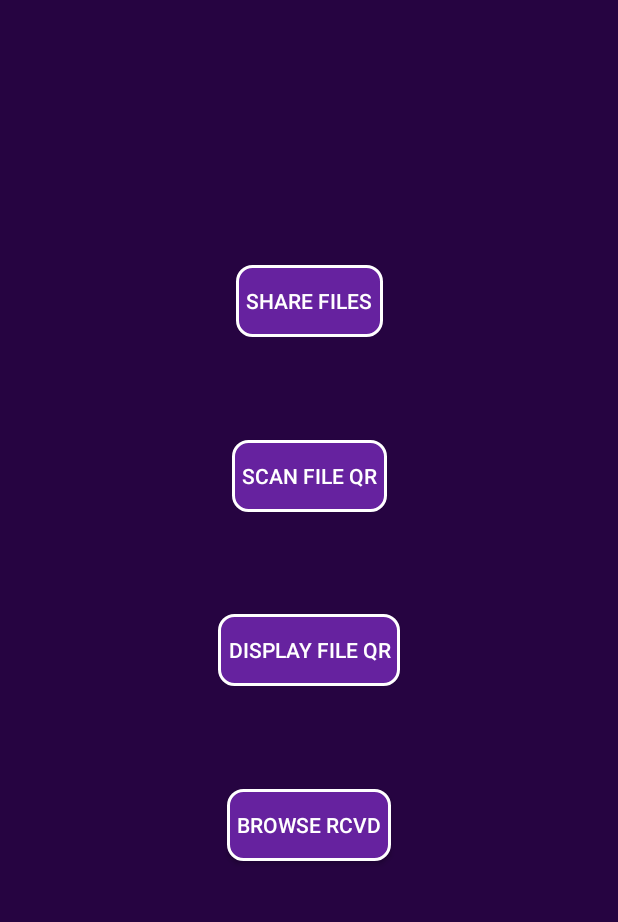
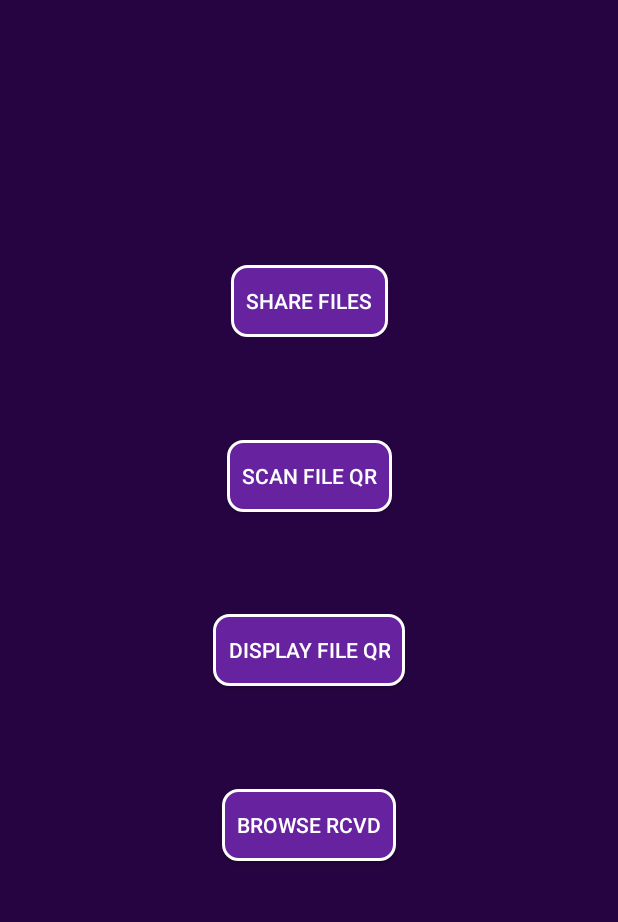
Before and after one commit to named-data-mobile/ndn-photo-app, an Android app: the layout activity_files.xml on its own in the app's theme, with its tools: preview values and no code run, on a phone screen of 412 x 824 dp, the part 84-1006 px from its top. Run offline under Robolectric (Android 15) with nearby library versions, the phone set to English and light mode, and no system bars.

Commit message:
hardcoded string replaced by strings.xml resources

```diff
--- a/app/src/main/res/layout/activity_files.xml
+++ b/app/src/main/res/layout/activity_files.xml
@@ -1,6 +1,5 @@
 <?xml version="1.0" encoding="utf-8"?>
 <android.support.constraint.ConstraintLayout xmlns:android="http://schemas.android.com/apk/res/android"
-    xmlns:tools="http://schemas.android.com/tools"
     android:layout_width="match_parent"
     android:layout_height="match_parent"
     android:background="@color/colorPrimaryDark"
@@ -17,8 +16,9 @@
         android:layout_height="wrap_content"
         android:background="@drawable/rounded_button"
         android:onClick="select_files"
-        android:text="  Share Files  "
+        android:text="@string/share_files"
         android:textColor="#FFFFFF"
+        android:padding="10dp"
         app:layout_constraintTop_toTopOf="parent"
         app:layout_constraintBottom_toBottomOf="parent"
         app:layout_constraintLeft_toLeftOf="parent"
@@ -32,8 +32,9 @@
         android:layout_height="wrap_content"
         android:background="@drawable/rounded_button"
         android:onClick="scanFileQR"
-        android:text="  Scan File QR  "
+        android:text="@string/scan_file_qr"
         android:textColor="#FFFFFF"
+        android:padding="10dp"
         app:layout_constraintTop_toTopOf="parent"
         app:layout_constraintBottom_toBottomOf="parent"
         app:layout_constraintLeft_toLeftOf="parent"
@@ -47,8 +48,9 @@
         android:layout_height="wrap_content"
         android:background="@drawable/rounded_button"
         android:onClick="lookup_file_QR"
-        android:text="  Display File QR  "
+        android:text="@string/display_file_qr"
         android:textColor="#FFFFFF"
+        android:padding="10dp"
         app:layout_constraintTop_toTopOf="parent"
         app:layout_constraintBottom_toBottomOf="parent"
         app:layout_constraintLeft_toLeftOf="parent"
@@ -62,8 +64,9 @@
         android:layout_height="wrap_content"
         android:background="@drawable/rounded_button"
         android:onClick="browseRcvdFiles"
-        android:text="  Browse Rcvd  "
+        android:text="@string/browse_rcvd"
         android:textColor="#FFFFFF"
+        android:padding="10dp"
         app:layout_constraintTop_toTopOf="parent"
         app:layout_constraintBottom_toBottomOf="parent"
         app:layout_constraintLeft_toLeftOf="parent"
--- a/app/src/main/res/layout/activity_qr_exchange.xml
+++ b/app/src/main/res/layout/activity_qr_exchange.xml
@@ -30,7 +30,7 @@
         android:layout_marginStart="158dp"
         android:layout_marginTop="227dp"
         android:onClick="setupQR"
-        android:text="QR Me"
+        android:text="@string/qr_me"
         app:layout_anchorGravity="center_vertical|center_horizontal"
         app:layout_constraintBottom_toBottomOf="parent"
         app:layout_constraintEnd_toEndOf="parent"
--- a/app/src/main/res/layout/activity_select_recipients.xml
+++ b/app/src/main/res/layout/activity_select_recipients.xml
@@ -24,7 +24,7 @@
         android:layout_width="100dp"
         android:layout_height="50dp"
         android:elevation="2dp"
-        android:text="Send"
+        android:text="@string/send"
         android:textColor="@color/jetBlack"
         android:textSize="20sp"
         android:background="@color/colorAccent"
--- a/app/src/main/res/layout/activity_settings.xml
+++ b/app/src/main/res/layout/activity_settings.xml
@@ -20,7 +20,8 @@
         android:layout_marginStart="10dp"
         android:background="@drawable/rounded_button"
         android:onClick="changePhoto"
-        android:text="  Change Photo  "
+        android:text="@string/change_photo"
+        android:padding="10dp"
         android:textColor="@color/white"
         app:layout_constraintStart_toStartOf="parent"
         app:layout_constraintEnd_toEndOf="parent"
--- a/app/src/main/res/values/strings.xml
+++ b/app/src/main/res/values/strings.xml
@@ -17,4 +17,33 @@
     <string name="files">Files</string>
     <string name="friends_title">Friends</string>
 
+    <!--add friend activity-->
+    <string name="display_qr">Display QR</string>
+    <string name="scan_qr">Scan QR</string>
+    <string name="view_friends">View Friends</string>
+
+    <!--file activity-->
+    <string name="share_files">Share Files</string>
+    <string name="scan_file_qr">Scan File QR</string>
+    <string name="display_file_qr">Display File QR</string>
+    <string name="browse_rcvd">Browse RCVD</string>
+
+    <!--login activity-->
+    <string name="login_btn">Login</string>
+    <string name="username_label">Username:</string>
+    <string name="password_label">Password:</string>
+
+    <!--qr exchange activity-->
+    <string name="qr_me">QR Me</string>
+
+    <!--select recepient activity-->
+    <string name="send">Send</string>
+
+    <!--settings activity-->
+    <string name="change_photo">Change Photo</string>
+
+    <!--sign up activity-->
+    <string name="email_label">Email:</string>
+    <string name="confirm_password_label">Confirm\nPassword:</string>
+    <string name="submit">Submit</string>
 </resources>
```
Also changed, not shown: app/src/main/res/layout/activity_add_friend.xml (+6 -3 lines), app/src/main/res/layout/activity_login.xml (+4 -3 lines), app/src/main/res/layout/activity_sign_up.xml (+5 -5 lines).
